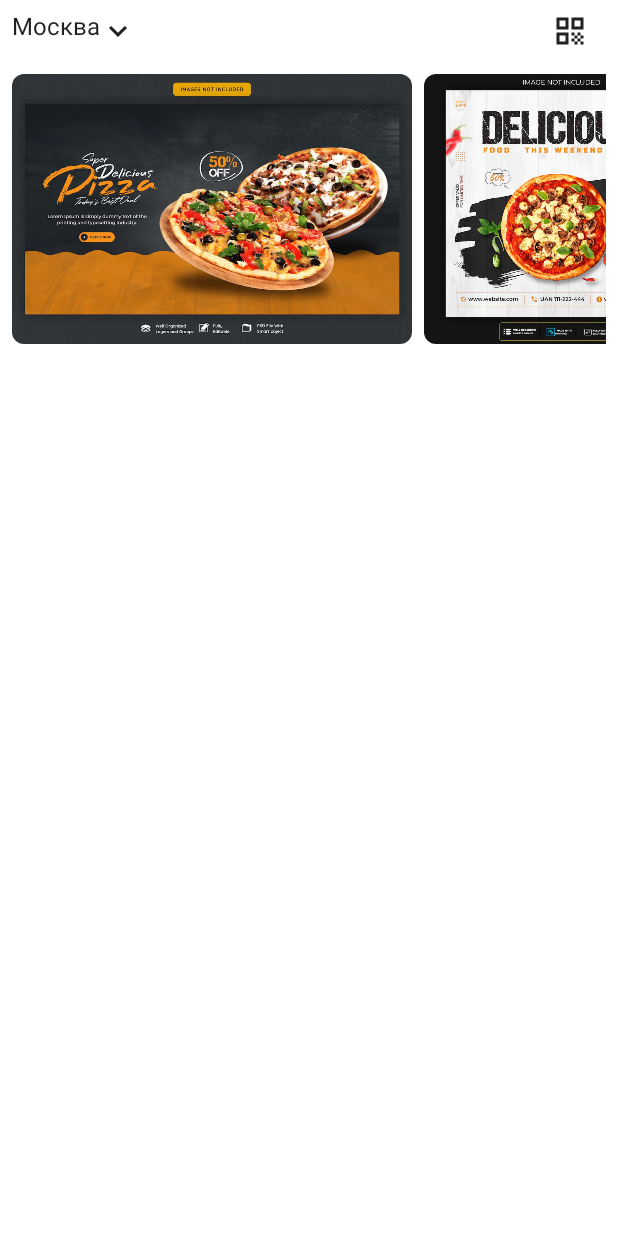
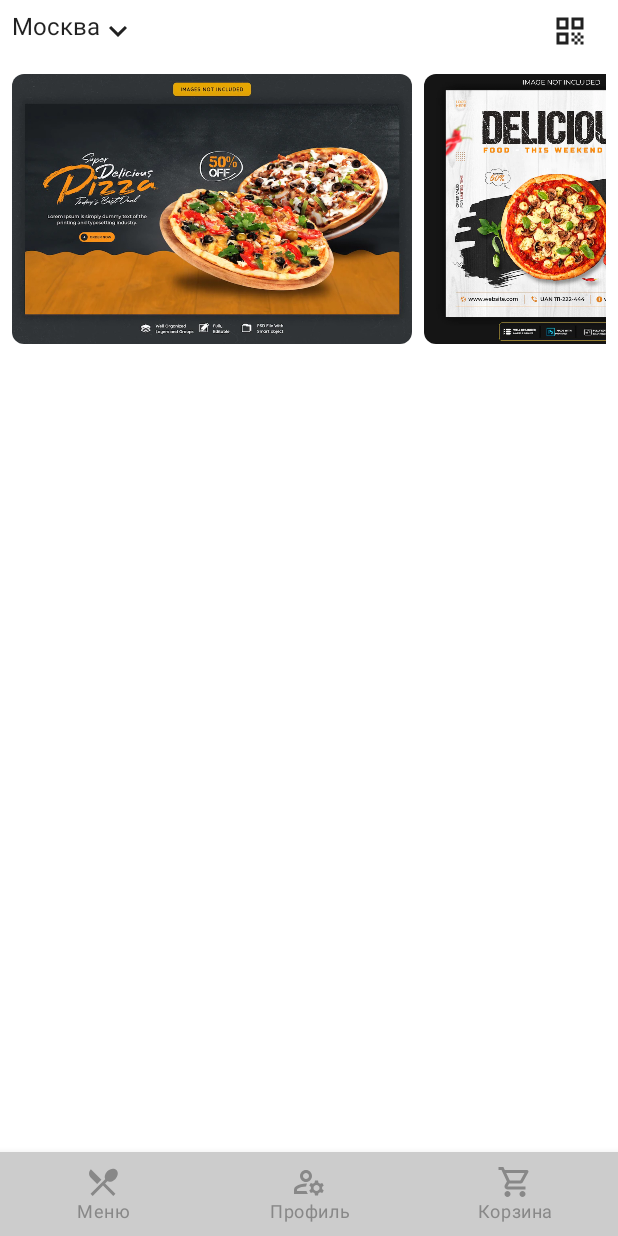
Before and after one commit to bytezeroone/FoodSupply, an Android app built with Jetpack Compose: the screen it shows after launch (MainActivity), on a phone screen of 412 x 824 dp. Run offline under Robolectric (Android 15) with nearby library versions, the phone set to English and light mode, and no system bars; our stand-ins replace Dagger/Hilt's generated code.

Commit message:
setup bottom Bar

```diff
--- a/app/src/main/java/com/bytezeroone/foodsupply/MainActivity.kt
+++ b/app/src/main/java/com/bytezeroone/foodsupply/MainActivity.kt
@@ -34,7 +34,6 @@ class MainActivity : ComponentActivity() {
                 ) {
                     val navController = rememberNavController()
                     SetupNavGraph(navController = navController)
-                    //FrontPageScreen(navController)
                 }
             }
         }
--- a/app/src/main/java/com/bytezeroone/foodsupply/navigation/BottomRoutes.kt
+++ b/app/src/main/java/com/bytezeroone/foodsupply/navigation/BottomRoutes.kt
@@ -6,10 +6,10 @@ import androidx.compose.material.icons.outlined.RestaurantMenu
 import androidx.compose.material.icons.outlined.ShoppingCart
 import androidx.compose.ui.graphics.vector.ImageVector
 
-sealed class BottomRoutes(val route: String, val icon: ImageVector) {
-    object Home: BottomRoutes("front_page", Icons.Outlined.RestaurantMenu)
-    object Profile: BottomRoutes("profile_screen", Icons.Outlined.ManageAccounts)
-    object Cart: BottomRoutes("cart_screen", Icons.Outlined.ShoppingCart)
+sealed class BottomRoutes(val route: String, val icon: ImageVector, val label: String) {
+    object Home: BottomRoutes("front_page", Icons.Outlined.RestaurantMenu, label = "Меню")
+    object Profile: BottomRoutes("profile_screen", Icons.Outlined.ManageAccounts, label = "Профиль")
+    object Cart: BottomRoutes("cart_screen", Icons.Outlined.ShoppingCart, label = "Корзина")
 }
 
 
--- /dev/null
+++ b/app/src/main/java/com/bytezeroone/foodsupply/presentation/BottomBar.kt
@@ -0,0 +1,52 @@
+package com.bytezeroone.foodsupply.presentation
+
+import androidx.compose.material.BottomNavigation
+import androidx.compose.material.BottomNavigationItem
+import androidx.compose.material.Icon
+import androidx.compose.material.Text
+import androidx.compose.runtime.Composable
+import androidx.compose.ui.graphics.Color
+import androidx.compose.ui.tooling.preview.Preview
+import androidx.navigation.NavController
+import com.bytezeroone.foodsupply.navigation.BottomRoutes
+
+@Composable
+fun BottomBar(
+    navController: NavController,
+) {
+    val screens = listOf(
+        BottomRoutes.Home,
+        BottomRoutes.Profile,
+        BottomRoutes.Cart
+    )
+    BottomNavigation(
+        backgroundColor = Color.LightGray,
+        contentColor = Color.Red
+    ) {
+        screens.forEach { screen ->
+            //val navBackStackEntry by navController.currentBackStackEntryAsState()
+            //val currentRoute = navBackStackEntry?.arguments?.getString(KEY_ROUTE)
+            BottomNavigationItem(
+                icon = {
+                    Icon(
+                        imageVector = screen.icon,
+                        contentDescription = null
+                    )
+                },
+                label = {
+                    Text(text = screen.label)
+                },
+                selectedContentColor = Color.Red,
+                unselectedContentColor = Color.Gray,
+                alwaysShowLabel = true,
+                selected = false,
+                onClick = {
+                    /*navController.navigate(screen.route) {
+                        //popUpToId = navController.graph.startDestinationId
+                        //launchSingleTop = true
+                    }*/
+                }
+            )
+        }
+    }
+}
--- a/app/src/main/java/com/bytezeroone/foodsupply/presentation/front_page/FrontPageScreen.kt
+++ b/app/src/main/java/com/bytezeroone/foodsupply/presentation/front_page/FrontPageScreen.kt
@@ -1,17 +1,20 @@
 package com.bytezeroone.foodsupply.presentation.front_page
 
 import androidx.compose.foundation.layout.Column
+import androidx.compose.material.Scaffold
 import androidx.compose.runtime.Composable
-import androidx.hilt.navigation.compose.hiltViewModel
 import androidx.navigation.NavController
+import com.bytezeroone.foodsupply.presentation.BottomBar
 
 
 @Composable
 fun FrontPageScreen(
     navController: NavController
 ) {
-    Column {
-        TopBar()
+    Scaffold(
+        topBar = { TopBar() },
+        bottomBar = { BottomBar(navController) }
+    ) {
         ItemList()
     }
 }
```
